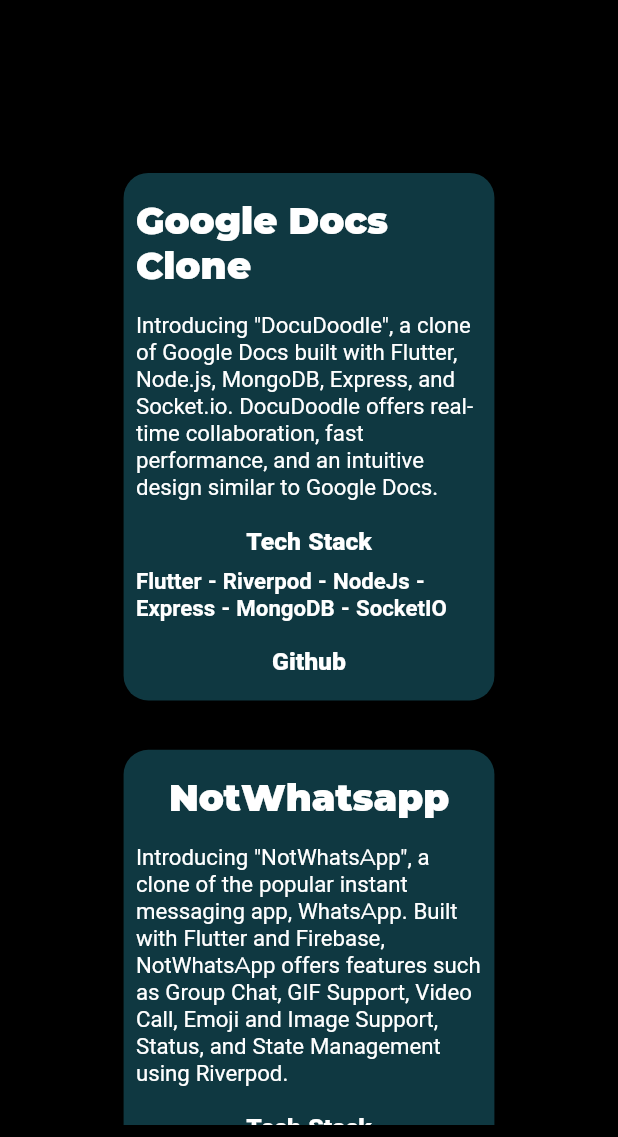
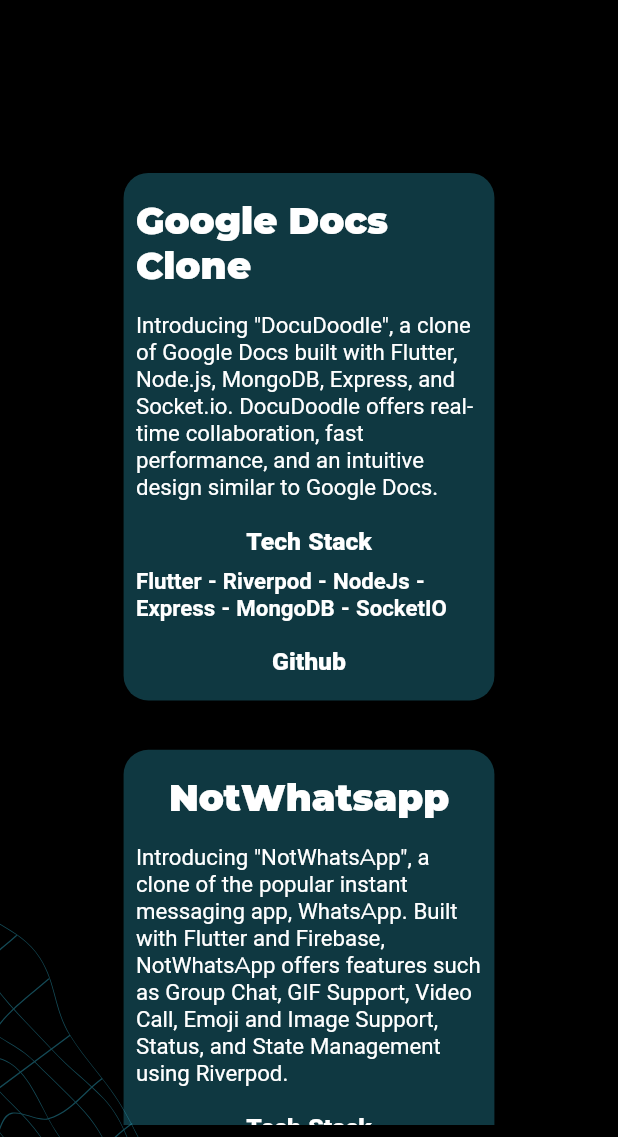
Before and after one commit to ekakshjanweja/Portfolio-Website, a Flutter app: the screen it shows after launch, after a tap on "Projects", on a phone screen of 412 x 824 dp, the part 99-1236 px from its top. Run offline on Flutter 3.47's test engine with Material 2 defaults, Android fonts, the phone set to English and light mode, and no system bars; our stand-ins replace flutter_svg, fluttertoast, google_fonts, lottie, oktoast, responsive_builder and 1 more; network calls fail.

Commit message:
monkey fixes

```diff
--- a/lib/screens/projects.dart
+++ b/lib/screens/projects.dart
@@ -4,6 +4,8 @@
 import 'package:portfolio_website/constants/app_colors.dart';
 import 'package:portfolio_website/constants/random_lottie.dart';
 import 'package:portfolio_website/screens/home_page.dart';
+import 'package:portfolio_website/widgets/background_animation.dart';
+import 'package:portfolio_website/widgets/bg_graphic.dart';
 import 'package:portfolio_website/widgets/project_widget.dart';
 
 class Projects extends StatefulWidget {
@@ -46,6 +48,19 @@
               ),
               child: SvgPicture.asset(
                   isDarkModeOn ? 'assets/logo.svg' : 'assets/logo_dark.svg'),
+            ),
+          ),
+
+          //Background Graphic
+
+          Positioned(
+            left: -currentWidth * 0.25,
+            bottom: currentWidth > 600
+                ? -currentHeight * 0.5
+                : -currentHeight * 0.1,
+            child: Opacity(
+              opacity: 0.4,
+              child: BackgroundGraphic(randomNumber: widget.randomNumber),
             ),
           ),
 
```
